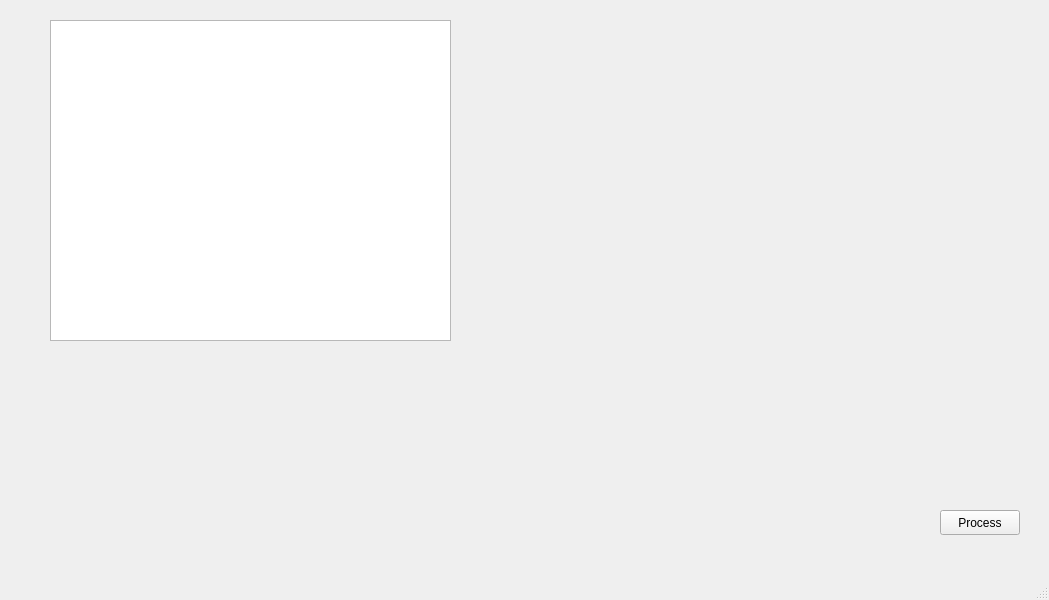
The window that src/gui/main.ui (ocuadrosl/HistopathologicalCharacterization) describes before a commit, drawn with Qt 5.
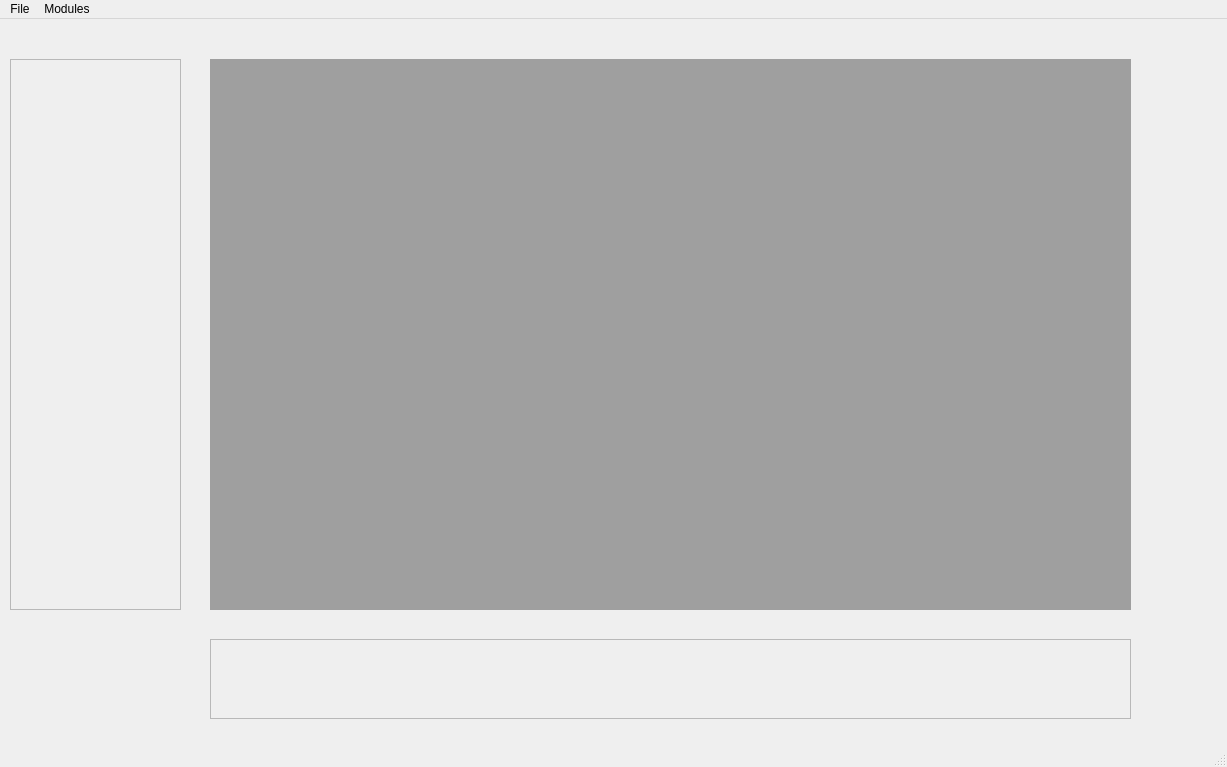
The same window after the commit.

Patch:
```diff
--- a/src/gui/main.ui
+++ b/src/gui/main.ui
@@ -6,49 +6,106 @@
    <rect>
     <x>0</x>
     <y>0</y>
-    <width>1049</width>
-    <height>600</height>
+    <width>1227</width>
+    <height>767</height>
    </rect>
   </property>
   <property name="windowTitle">
    <string>MainWindow</string>
   </property>
   <widget class="QWidget" name="centralwidget">
-   <widget class="QPushButton" name="pushButton">
+   <widget class="QMdiArea" name="mdiArea">
     <property name="geometry">
      <rect>
-      <x>940</x>
-      <y>510</y>
-      <width>80</width>
-      <height>25</height>
+      <x>210</x>
+      <y>40</y>
+      <width>921</width>
+      <height>551</height>
      </rect>
     </property>
-    <property name="text">
-     <string>Process</string>
+   </widget>
+   <widget class="QScrollArea" name="scrollArea">
+    <property name="geometry">
+     <rect>
+      <x>10</x>
+      <y>40</y>
+      <width>171</width>
+      <height>551</height>
+     </rect>
     </property>
+    <property name="widgetResizable">
+     <bool>true</bool>
+    </property>
+    <widget class="QWidget" name="scrollAreaWidgetContents">
+     <property name="geometry">
+      <rect>
+       <x>0</x>
+       <y>0</y>
+       <width>169</width>
+       <height>549</height>
+      </rect>
+     </property>
+    </widget>
    </widget>
-   <widget class="QGraphicsView" name="graphicsView">
+   <widget class="QFrame" name="frame">
     <property name="geometry">
      <rect>
-      <x>50</x>
-      <y>20</y>
-      <width>401</width>
-      <height>321</height>
+      <x>210</x>
+      <y>620</y>
+      <width>921</width>
+      <height>80</height>
      </rect>
     </property>
+    <property name="frameShape">
+     <enum>QFrame::StyledPanel</enum>
+    </property>
+    <property name="frameShadow">
+     <enum>QFrame::Raised</enum>
+    </property>
    </widget>
   </widget>
+  <widget class="QStatusBar" name="statusbar"/>
   <widget class="QMenuBar" name="menubar">
    <property name="geometry">
     <rect>
      <x>0</x>
      <y>0</y>
-     <width>1049</width>
-     <height>23</height>
+     <width>1227</width>
+     <height>22</height>
     </rect>
    </property>
+   <widget class="QMenu" name="menumenu">
+    <property name="title">
+     <string>File</string>
+    </property>
+    <addaction name="separator"/>
+    <addaction name="actionOpen"/>
+    <addaction name="actionSave"/>
+   </widget>
+   <widget class="QMenu" name="menuModules">
+    <property name="title">
+     <string>Modules</string>
+    </property>
+    <addaction name="actionHigh_density"/>
+   </widget>
+   <addaction name="menumenu"/>
+   <addaction name="menuModules"/>
   </widget>
-  <widget class="QStatusBar" name="statusbar"/>
+  <action name="actionOpen">
+   <property name="text">
+    <string>Open</string>
+   </property>
+  </action>
+  <action name="actionSave">
+   <property name="text">
+    <string>Save</string>
+   </property>
+  </action>
+  <action name="actionHigh_density">
+   <property name="text">
+    <string>High density</string>
+   </property>
+  </action>
  </widget>
  <resources/>
  <connections/>
```
